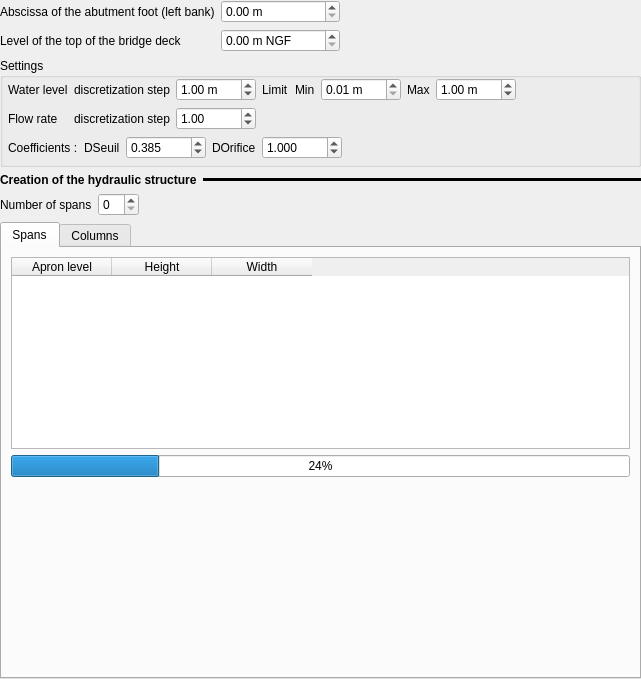
Before: the Qt Designer form ui/structures/ui_orifice_da.ui in Artelia/Mascaret, drawn with Qt 5.
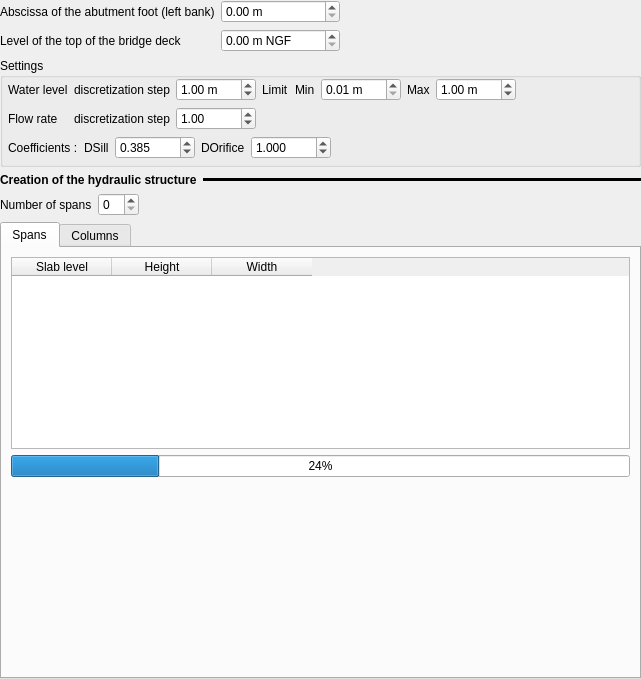
After: the same form once the commit is applied. The open tabs and pages were chosen to show the change.

The edit to the form file:
```diff
--- a/ui/structures/ui_orifice_da.ui
+++ b/ui/structures/ui_orifice_da.ui
@@ -271,7 +271,7 @@
         <item>
          <widget class="QLabel" name="label_36">
           <property name="text">
-           <string>DSeuil</string>
+           <string>DSill</string>
           </property>
          </widget>
         </item>
@@ -440,7 +440,7 @@
          </attribute>
          <column>
           <property name="text">
-           <string>Apron level</string>
+           <string>Slab level</string>
           </property>
          </column>
          <column>
```
Left out of the diff: 4 changed lines with no effect on the pictures.
